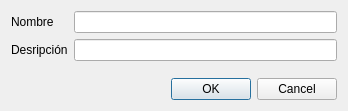
First picture: the form in mksPlanner/views/dlgeditrubro.ui, repository diegowald/mksPlanner, before the edit.
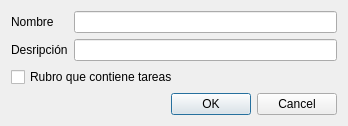
Second picture: the form after the edit.

What changed in the file:
```diff
--- a/mksPlanner/views/dlgeditrubro.ui
+++ b/mksPlanner/views/dlgeditrubro.ui
@@ -42,6 +42,13 @@
      <item row="1" column="1">
       <widget class="QLineEdit" name="txtDescripcion"/>
      </item>
+     <item row="2" column="0" colspan="2">
+      <widget class="QCheckBox" name="chkRubroTareas">
+       <property name="text">
+        <string>Rubro que contiene tareas</string>
+       </property>
+      </widget>
+     </item>
     </layout>
    </item>
    <item>
```
